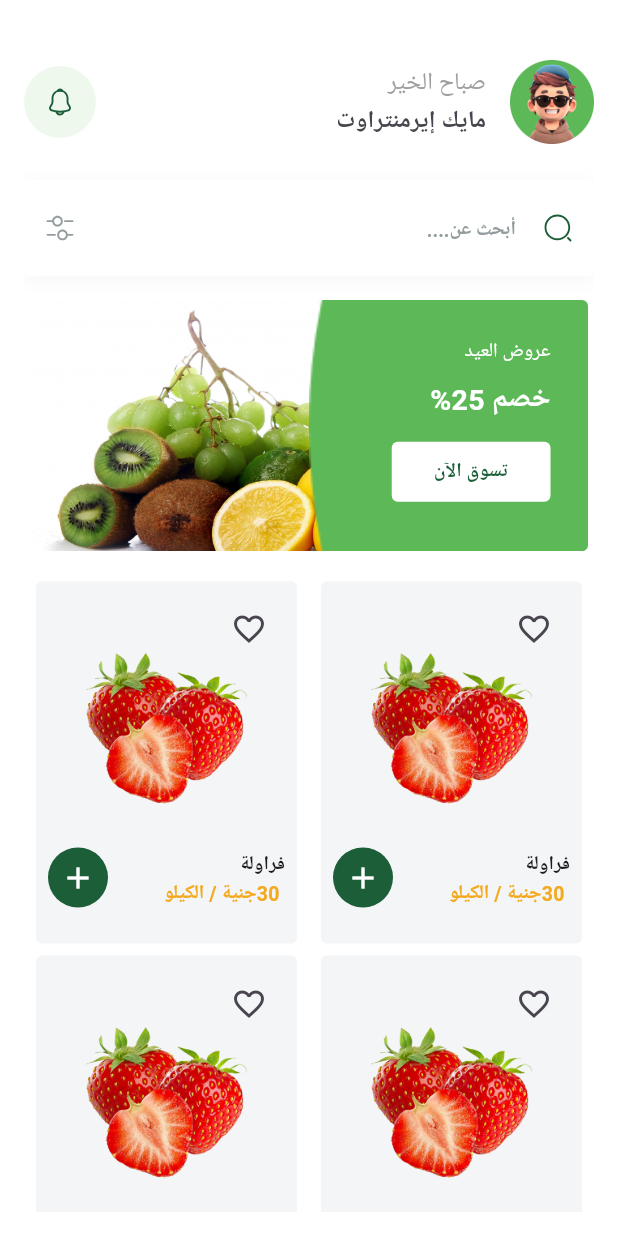
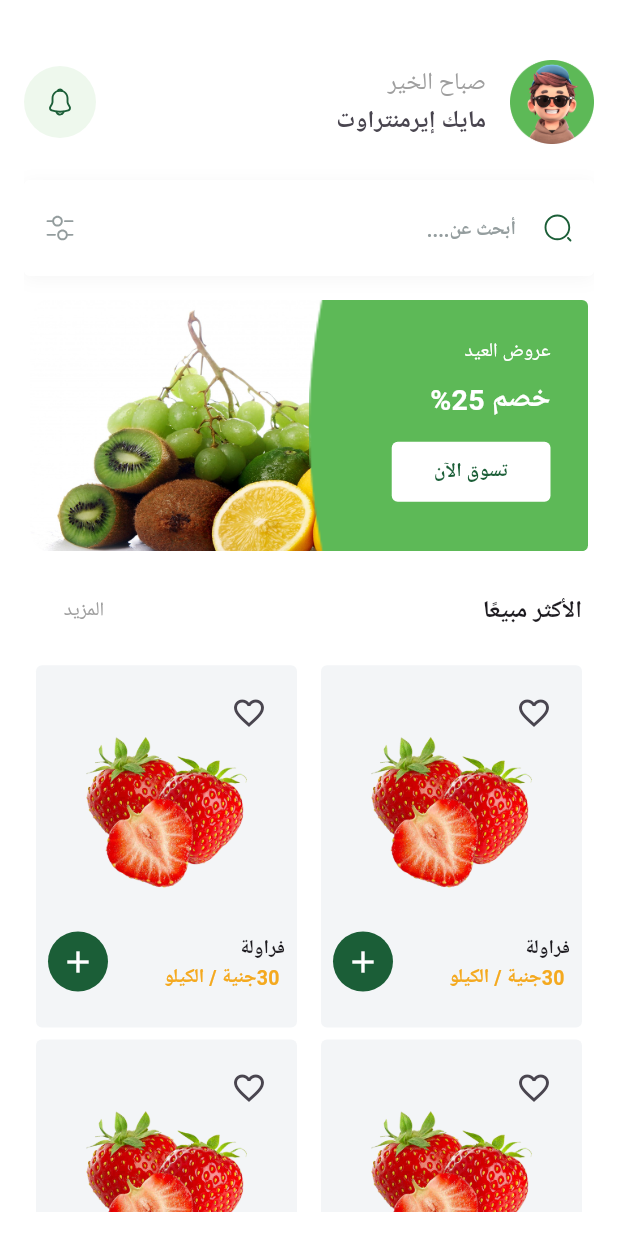
Before and after one commit to omarabady1/Fruitify, a Flutter app: the screen it shows after launch, on a phone screen of 412 x 824 dp. Run offline on Flutter 3.47's test engine with Material 3 defaults, Android fonts, the phone set to English and light mode, and no system bars; our stand-ins replace cloud_firestore, dartz, dots_indicator, firebase_auth, firebase_core, flutter_bloc and 8 more; missing offline and left inert: flutter_facebook_auth; accounts and stored records are empty; Roboto replaces fonts that are missing (Cairo).

Commit message:
Add best selling header to home screen

```diff
--- /dev/null
+++ b/lib/features/home/presentation/views/widgets/best_selling_header.dart
@@ -0,0 +1,34 @@
+import 'package:flutter/material.dart';
+
+import '../../../../../core/utils/app_text_styles.dart';
+
+class BestSellingHeader extends StatelessWidget {
+  const BestSellingHeader({
+    super.key,
+  });
+
+  @override
+  Widget build(BuildContext context) {
+    return Padding(
+      padding: const EdgeInsets.symmetric(horizontal: 8),
+      child: Row(
+        mainAxisAlignment: MainAxisAlignment.spaceBetween,
+        children: [
+          Text('الأكثر مبيعًا', style: AppTextStyles.bold16),
+          TextButton(
+            onPressed: () {},
+            style: TextButton.styleFrom(
+              foregroundColor: Colors.transparent,
+            ),
+            child: Text(
+              'المزيد',
+              style: AppTextStyles.regular13.copyWith(
+                color: Colors.grey,
+              ),
+            ),
+          ),
+        ],
+      ),
+    );
+  }
+}
--- a/lib/features/home/presentation/views/widgets/home_view_body.dart
+++ b/lib/features/home/presentation/views/widgets/home_view_body.dart
@@ -1,4 +1,5 @@
 import 'package:flutter/material.dart';
+import 'package:fruitify/features/home/presentation/views/widgets/best_selling_header.dart';
 import 'package:fruitify/features/home/presentation/views/widgets/custom_search_text_field.dart';
 import 'package:fruitify/features/home/presentation/views/widgets/fruit_item.dart';
 
@@ -25,10 +26,12 @@ class HomeViewBody extends StatelessWidget {
             ),
           ),
           SliverToBoxAdapter(child: SizedBox(height: 12)),
+          SliverToBoxAdapter(child: FeaturedItemPageView()),
+          SliverToBoxAdapter(child: SizedBox(height: 12)),
           SliverToBoxAdapter(
-            child: FeaturedItemPageView(),
+            child: BestSellingHeader(),
           ),
-          SliverToBoxAdapter(child: SizedBox(height: 12)),
+          SliverToBoxAdapter(child: SizedBox(height: 8)),
           SliverGrid.builder(
             itemCount: 10,
             gridDelegate: SliverGridDelegateWithFixedCrossAxisCount(
```
Also changed, not shown: pubspec.lock.
